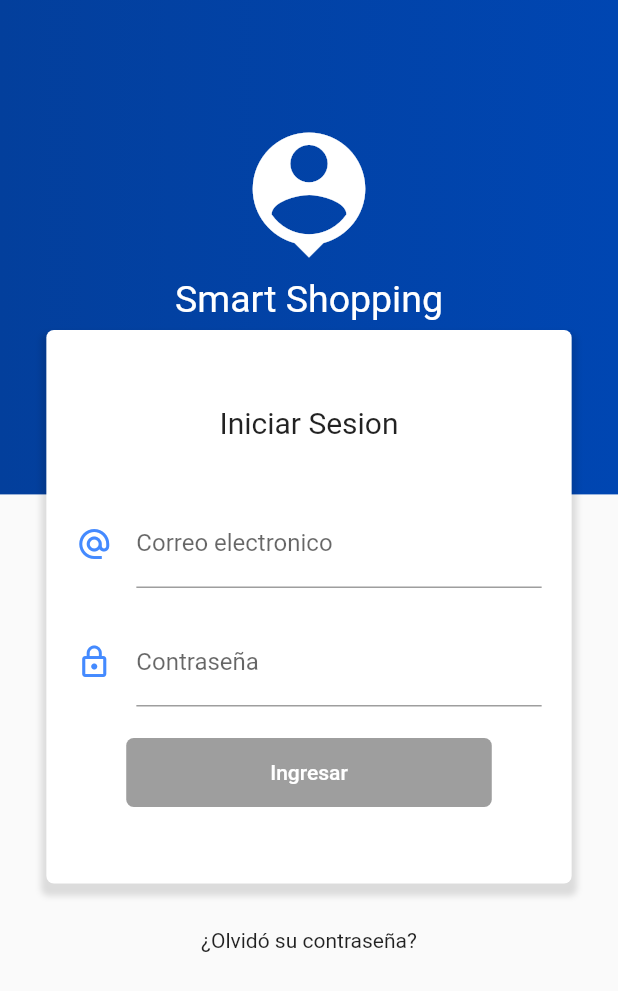
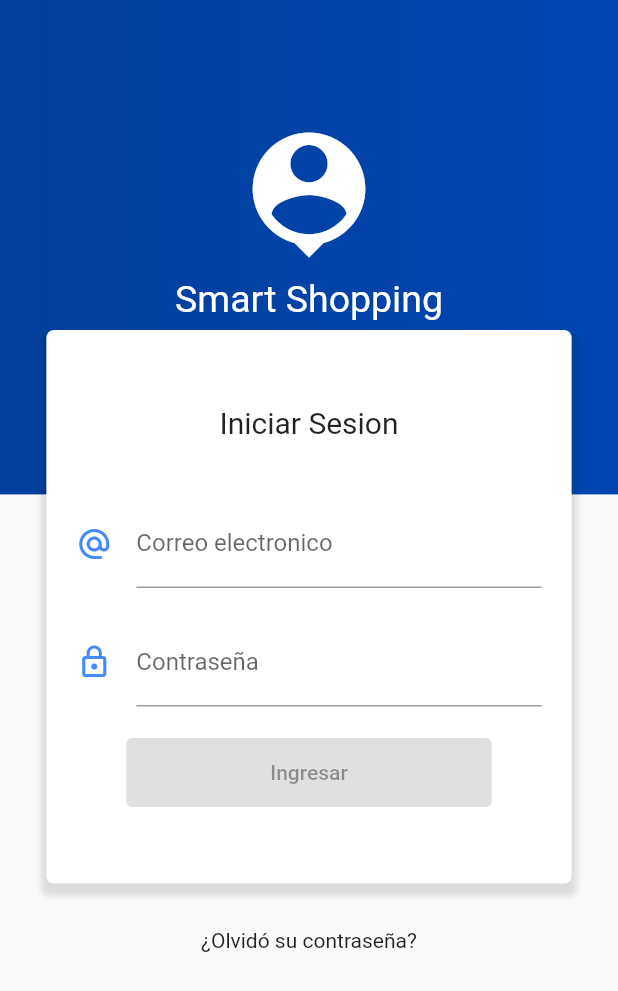
Before and after one commit to alejocorrea17/getapp1, a Flutter app: the LandingPage screen opened directly, after a tap on "Iniciar Sesion", on a phone screen of 412 x 824 dp. Shown: the top 991 px of the screen. Run offline on Flutter 3.47's test engine with Material 2 defaults, Android fonts, the phone set to English and light mode, and no system bars; our stand-ins replace flutter_swiper, font_awesome_flutter, rxdart; network calls fail; statements that could not run were skipped.

Commit message:
Ajustes generales de la aplicacion

```diff
--- a/lib/main.dart
+++ b/lib/main.dart
@@ -1,9 +1,8 @@
 import 'package:flutter/material.dart';
 import 'package:getapp/src/blocs/provider.dart';
 import 'package:getapp/src/pages/home_page.dart';
-import 'package:getapp/src/pages/landing_page.dart';
 //Importaciones propias
-// import 'package:getapp/src/pages/landing_page.dart';
+
 import 'package:getapp/src/pages/login_page.dart';
 import 'package:getapp/src/pages/producto_detalle.dart';
 import 'package:getapp/src/pages/registro_page.dart';
@@ -19,7 +18,7 @@ class MyApp extends StatelessWidget {
       title: 'Smart Shopping',
       initialRoute: '/',
       routes: {
-        '/': (BuildContext context) => LandingPage(),
+        '/': (BuildContext context) => HomePage(),
         'login': (BuildContext context) => InicioSesion(),
         'registro': (BuildContext context) => Registrarse(),
         'detalle': (BuildContext context) => ProductoDetalle(),
--- a/lib/src/pages/landing_page.dart
+++ b/lib/src/pages/landing_page.dart
@@ -98,35 +98,36 @@ class LandingPage extends StatelessWidget {
   Widget _botones(BuildContext context) {
     return Container(
       child: Row(
+        mainAxisAlignment: MainAxisAlignment.center,
         children: <Widget>[
           SizedBox(width: 15.0),
-          RaisedButton(
+          ElevatedButton(
               onPressed: () {
                 Navigator.pushNamed(context, 'login');
               },
-              elevation: 10.0,
-              textColor: Colors.white,
-              padding: EdgeInsets.symmetric(horizontal: 30, vertical: 10.0),
-              color: Colors.blueAccent,
+              // elevation: 10.0,
+              // textColor: Colors.white,
+              // padding: EdgeInsets.symmetric(horizontal: 30, vertical: 10.0),
+              // color: Colors.blueAccent,
               child: Container(
                 child: const Text('Iniciar Sesion',
                     style: TextStyle(fontSize: 20)),
               )),
           SizedBox(
-            width: 10.0,
+            width: 20.0,
           ),
-          RaisedButton(
-              onPressed: () {
-                Navigator.pushNamed(context, 'registro');
-              },
-              elevation: 10.0,
-              textColor: Colors.white,
-              color: Colors.blueAccent,
-              padding: EdgeInsets.symmetric(horizontal: 30, vertical: 10.0),
-              child: Container(
-                child:
-                    const Text('Registrarse', style: TextStyle(fontSize: 20)),
-              ))
+          ElevatedButton(
+            onPressed: () {
+              Navigator.pushNamed(context, 'registro');
+            },
+            // elevation: 10.0,
+            // textColor: Colors.white,
+            // color: Colors.blueAccent,
+            // padding: EdgeInsets.symmetric(horizontal: 30, vertical: 10.0),
+            child: Container(
+              child: const Text('Registrarse', style: TextStyle(fontSize: 20)),
+            ),
+          )
         ],
       ),
     );
--- a/lib/src/pages/login_page.dart
+++ b/lib/src/pages/login_page.dart
@@ -1,7 +1,7 @@
 import 'package:flutter/material.dart';
 import 'package:getapp/src/blocs/login_bloc.dart';
 import 'package:getapp/src/blocs/provider.dart';
-import 'package:getapp/src/pages/tabs_page.dart';
+import 'package:getapp/src/pages/home_page.dart';
 
 class InicioSesion extends StatelessWidget {
   @override
@@ -114,16 +114,16 @@ Widget _crearBoton(LoginBloc bloc) {
   return StreamBuilder(
     stream: bloc.formValidadoStream,
     builder: (BuildContext context, AsyncSnapshot snapshot) {
-      return RaisedButton(
+      return ElevatedButton(
           child: Container(
             padding: EdgeInsets.symmetric(horizontal: 80.0, vertical: 15.0),
             child: Text('Ingresar'),
           ),
-          shape:
-              RoundedRectangleBorder(borderRadius: BorderRadius.circular(5.0)),
-          elevation: 1.0,
-          color: Colors.blueAccent,
-          textColor: Colors.white,
+          // shape:
+          //     RoundedRectangleBorder(borderRadius: BorderRadius.circular(5.0)),
+          // elevation: 1.0,
+          // color: Colors.blueAccent,
+          // textColor: Colors.white,
           onPressed: snapshot.hasData ? () => _login(context, bloc) : null);
     },
   );
@@ -131,7 +131,7 @@ Widget _crearBoton(LoginBloc bloc) {
 
 _login(BuildContext context, LoginBloc bloc) {
   Navigator.of(context)
-      .pushReplacement(MaterialPageRoute(builder: (context) => TabsPage()));
+      .pushReplacement(MaterialPageRoute(builder: (context) => HomePage()));
 }
 
 Widget _olvidoContrasena() {
--- a/lib/src/pages/producto_detalle.dart
+++ b/lib/src/pages/producto_detalle.dart
@@ -10,6 +10,7 @@ class ProductoDetalle extends StatelessWidget {
 
     return Scaffold(
       body: CustomScrollView(
+        physics: BouncingScrollPhysics(),
         slivers: <Widget>[
           _crearAppBar(producto),
           SliverList(
@@ -42,7 +43,7 @@ class ProductoDetalle extends StatelessWidget {
           background: FadeInImage(
             placeholder: AssetImage('assets/img/loading.gif'),
             image: NetworkImage(producto.getBackgroundImg()),
-            fadeInDuration: Duration(microseconds: 150),
+            fadeInDuration: Duration(milliseconds: 150),
             fit: BoxFit.cover,
           )),
     );
--- a/lib/src/pages/tabs_page.dart
+++ b/lib/src/pages/tabs_page.dart
@@ -1,5 +1,6 @@
 import 'package:flutter/material.dart';
 import 'package:getapp/src/models/product_model.dart';
+import 'package:getapp/src/pages/carrito_page.dart';
 import 'package:getapp/src/pages/tab1_page.dart';
 import 'package:getapp/src/pages/tab2_page.dart';
 import 'package:getapp/src/services/news_service.dart';
@@ -34,6 +35,8 @@ class _Navegacion extends StatelessWidget {
               icon: Icon(Icons.person_outline), label: ('Para ti')),
           BottomNavigationBarItem(
               icon: Icon(Icons.public), label: ('Recomendados')),
+              BottomNavigationBarItem(
+              icon: Icon(Icons.shopping_cart), label: ('Carrito')),
           // ,title: Text('Recomendados')
           // BottomNavigationBarItem(
           //     icon: Icon(Icons.shopping_cart), title: Text('Carrito')),
@@ -55,6 +58,7 @@ class _Paginas extends StatelessWidget {
       children: <Widget>[
         Tab1Page(),
         Tab2Page(),
+        Carrito(),
         Container(
           color: Colors.black87,
         )
```
Also changed, not shown: lib/src/pages/detalles_noticia.dart (+51 -5 lines), lib/src/pages/registro_page.dart (+6 -6 lines), lib/src/widgets/lista_noticias.dart (+5 -5 lines).
